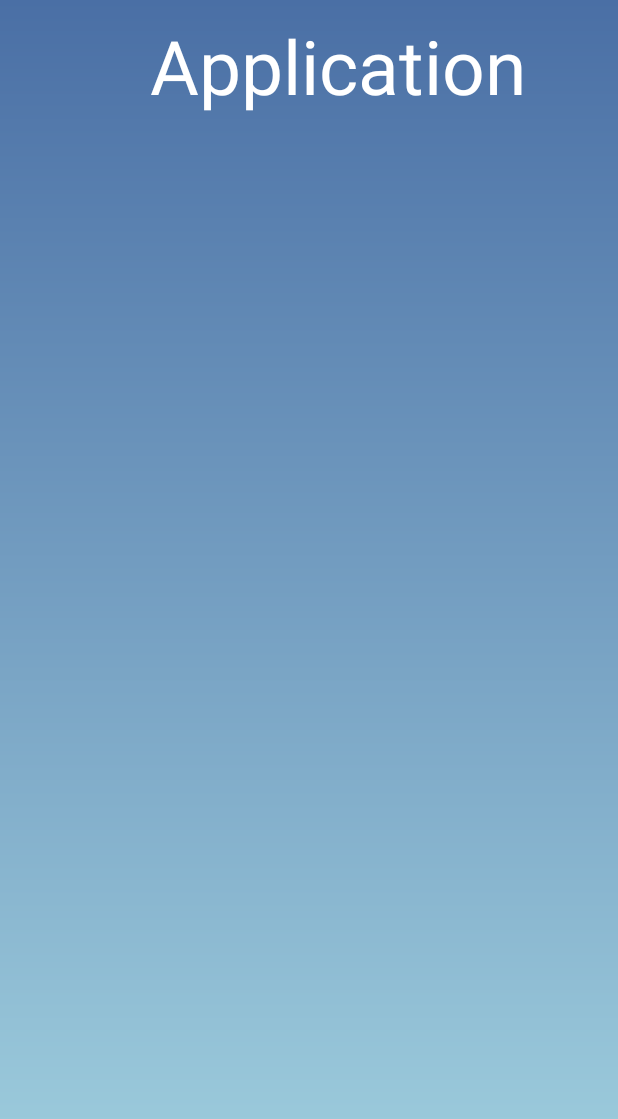
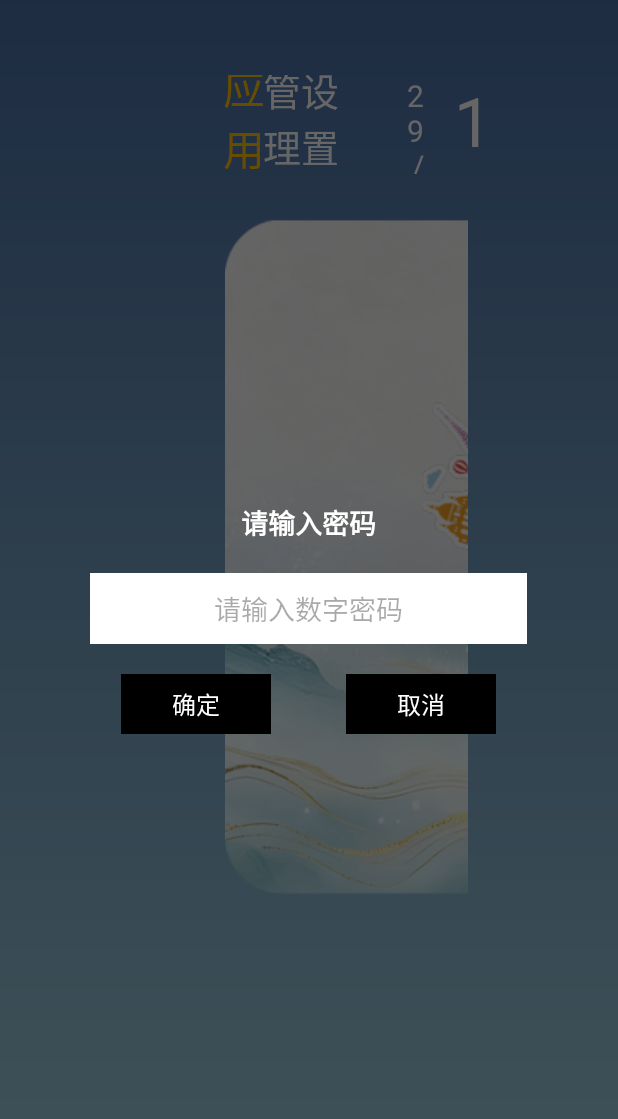
Before and after one commit to yangxin12138/Launcher_xueyuan, an Android app: the screen it shows after launch (ApplicationActivity before the commit, MainActivity after it), after a tap on an icon or button, on a phone screen of 412 x 824 dp. Shown: the top 1119 px of the screen. Run offline under Robolectric (Android 15) with nearby library versions, the phone set to English and light mode, and no system bars.

Commit message:
2025/12/29:初步添加我的应用的密码界面，固定密码

```diff
--- a/app/src/main/java/com/twd/launcherxueyuan/MainActivity.java
+++ b/app/src/main/java/com/twd/launcherxueyuan/MainActivity.java
@@ -3,14 +3,26 @@ package com.twd.launcherxueyuan;
 import android.annotation.SuppressLint;
 import android.content.ComponentName;
 import android.content.Intent;
+import android.content.SharedPreferences;
+import android.graphics.Color;
+import android.graphics.drawable.ColorDrawable;
 import android.os.Bundle;
 import android.os.Handler;
+import android.text.InputType;
+import android.text.TextUtils;
 import android.util.Log;
+import android.view.Gravity;
+import android.view.LayoutInflater;
 import android.view.View;
+import android.view.Window;
+import android.view.WindowManager;
+import android.widget.Button;
+import android.widget.EditText;
 import android.widget.ImageView;
 import android.widget.TextView;
 import android.widget.Toast;
 
+import androidx.appcompat.app.AlertDialog;
 import androidx.appcompat.app.AppCompatActivity;
 
 import com.twd.launcherxueyuan.utils.Utils;
@@ -33,7 +45,9 @@ public class MainActivity extends AppCompatActivity implements View.OnClickListe
     private TextView top_applications;
     private ImageView icon_youxue;
     private ImageView icon_ketang;
-
+    // 在MainActivity类中添加成员变量
+    private SharedPreferences sp;
+    private static final String PASSWORD_KEY = "password";
     @Override
     protected void onCreate(Bundle savedInstanceState) {
         super.onCreate(savedInstanceState);
@@ -50,12 +64,82 @@ public class MainActivity extends AppCompatActivity implements View.OnClickListe
         top_applications = findViewById(R.id.top_applications);
         icon_youxue = findViewById(R.id.im_youxue);
         icon_ketang = findViewById(R.id.im_ketang);
-
+        sp = getSharedPreferences("app_prefs", MODE_PRIVATE);
+        setPassword("314159");
         top_file.setOnFocusChangeListener(this::onFocusChange);top_file.setOnClickListener(this::onClick);
         top_setting.setOnFocusChangeListener(this::onFocusChange);top_setting.setOnClickListener(this::onClick);
-        top_applications.setOnFocusChangeListener(this::onFocusChange);top_applications.setOnClickListener(this::onClick);
+        top_applications.setOnFocusChangeListener(this::onFocusChange);
+        top_applications.setOnClickListener(v -> checkPasswordAndOpenApplications());
         icon_youxue.setOnFocusChangeListener(this::onFocusChange);icon_youxue.setOnClickListener(this::onClick);
         icon_ketang.setOnFocusChangeListener(this::onFocusChange);icon_ketang.setOnClickListener(this::onClick);
+    }
+
+    private void checkPasswordAndOpenApplications(){
+        String savedPassword = sp.getString(PASSWORD_KEY,null);
+        if (savedPassword == null){
+            openApplicationActivity();
+        }else {
+            showPasswordDialog(savedPassword);
+        }
+    }
+
+    private void openApplicationActivity() {
+        Intent intent = new Intent(MainActivity.this, ApplicationActivity.class);
+        intent.addFlags(Intent.FLAG_ACTIVITY_CLEAR_TOP | Intent.FLAG_ACTIVITY_SINGLE_TOP);
+        startActivity(intent);
+    }
+
+    private void showPasswordDialog(String savedPassword){
+        //创建对话框构建器
+        AlertDialog.Builder builder = new AlertDialog.Builder(this, R.style.CustomDialogTheme);
+        View dialogView = LayoutInflater.from(this).inflate(R.layout.dialog_password_input, null);
+        builder.setView(dialogView);
+
+        EditText etPassword = dialogView.findViewById(R.id.et_password);
+        TextView btnConfirm = dialogView.findViewById(R.id.btn_confirm); // 自定义确定按钮
+        TextView btnCancel = dialogView.findViewById(R.id.btn_cancel);   // 自定义取消按钮
+        // 4. 创建对话框并设置属性
+        AlertDialog dialog = builder.create();
+        dialog.setCancelable(true); // 允许返回键取消
+        dialog.setCanceledOnTouchOutside(false); // 不允许点击外部关闭
+
+        // 5. 绑定确定按钮点击事件
+        btnConfirm.setOnClickListener(v -> {
+            String inputPassword = etPassword.getText().toString().trim();
+            if (TextUtils.isEmpty(inputPassword)) {
+                Toast.makeText(MainActivity.this, "请输入密码", Toast.LENGTH_SHORT).show();
+                return;
+            }
+            if (inputPassword.equals(savedPassword)) {
+                // 密码正确，打开页面并关闭对话框
+                openApplicationActivity();
+                dialog.dismiss();
+            } else {
+                // 密码错误，提示并清空输入框
+                Toast.makeText(MainActivity.this, "密码错误，请重新输入", Toast.LENGTH_SHORT).show();
+                etPassword.setText(""); // 清空输入框
+            }
+        });
+
+        // 6. 绑定取消按钮点击事件
+        btnCancel.setOnClickListener(v -> dialog.dismiss()); // 关闭对话框
+
+        // 7. 显示对话框并调整样式
+        dialog.show();
+        Window window = dialog.getWindow();
+        if (window != null) {
+            WindowManager.LayoutParams params = window.getAttributes();
+            params.gravity = Gravity.CENTER;
+            window.setAttributes(params);
+            // 去除Dialog默认背景，显示自定义浅蓝色背景
+            window.setBackgroundDrawable(new ColorDrawable(Color.TRANSPARENT));
+        }
+    }
+
+    private void setPassword(String password) {
+        SharedPreferences.Editor editor = sp.edit();
+        editor.putString(PASSWORD_KEY, password);
+        editor.apply();
     }
     private Runnable updateTimeRunnable = new Runnable() {
         @Override
--- /dev/null
+++ b/app/src/main/res/drawable/button_color_selector.xml
@@ -0,0 +1,7 @@
+<?xml version="1.0" encoding="utf-8"?>
+<selector xmlns:android="http://schemas.android.com/apk/res/android">
+    <!-- 选中（有焦点）时的颜色 -->
+    <item android:drawable="@color/button_red" android:state_focused="true" />
+    <!-- 未选中（无焦点）时的颜色 -->
+    <item android:drawable="@color/black" />
+</selector>
--- /dev/null
+++ b/app/src/main/res/layout/dialog_password_input.xml
@@ -0,0 +1,62 @@
+<?xml version="1.0" encoding="utf-8"?>
+<LinearLayout xmlns:android="http://schemas.android.com/apk/res/android"
+    android:layout_width="wrap_content"
+    android:layout_height="wrap_content"
+    android:orientation="vertical"
+    android:padding="50dp">
+
+        <!-- 标题文本（居中） -->
+    <TextView
+        android:id="@+id/tv_dialog_title"
+        android:layout_width="match_parent"
+        android:layout_height="wrap_content"
+        android:text="请输入密码"
+        android:textColor="@color/white"
+        android:textSize="18sp"
+        android:textStyle="bold"
+        android:gravity="center"
+        android:layout_marginBottom="20dp"/>
+
+        <!-- 密码输入框（居中） -->
+    <EditText
+        android:id="@+id/et_password"
+        android:layout_width="match_parent"
+        android:layout_height="wrap_content"
+        android:hint="请输入数字密码"
+        android:inputType="number|textPassword"
+        android:gravity="center"
+        android:background="#FFFFFF"
+        android:padding="10dp"
+        android:maxLines="1"
+        android:layout_marginBottom="20dp"/>
+    <LinearLayout
+        android:layout_width="match_parent"
+        android:layout_height="wrap_content"
+        android:orientation="horizontal"
+        android:gravity="center">
+
+            <!-- 确定按钮 -->
+            <TextView
+                android:id="@+id/btn_confirm"
+                android:layout_width="100dp"
+                android:layout_height="40dp"
+                android:text="确定"
+                android:gravity="center"
+                android:background="@drawable/button_color_selector"
+                android:textColor="#FFFFFF"
+                android:textSize="16sp"/>
+
+            <!-- 取消按钮 -->
+            <TextView
+                android:id="@+id/btn_cancel"
+                android:layout_width="100dp"
+                android:layout_height="40dp"
+                android:text="取消"
+                android:gravity="center"
+                android:background="@drawable/button_color_selector"
+                android:layout_marginStart="50dp"
+                android:textColor="#FFFFFF"
+                android:textSize="16sp"/>
+
+        </LinearLayout>
+    </LinearLayout>
--- a/app/src/main/res/values/colors.xml
+++ b/app/src/main/res/values/colors.xml
@@ -4,4 +4,6 @@
     <color name="white">#FFFFFFFF</color>
     <color name="red">#FFC107</color>
     <color name="transparent_blue">#802f8dcd</color>
+    <color name="button_red">#FF2B2B</color>
+    <color name="button_blue">#00B6FD</color>
 </resources>
--- /dev/null
+++ b/app/src/main/res/values/style.xml
@@ -0,0 +1,11 @@
+<?xml version="1.0" encoding="utf-8"?>
+<resources>
+    <style name="CustomDialogTheme" parent="Theme.AppCompat.Light.Dialog.Alert">
+        <!-- 去除对话框默认背景 -->
+        <item name="android:windowBackground">@android:color/transparent</item>
+        <!-- 去除对话框标题栏（因为我们用了自定义标题） -->
+        <item name="windowNoTitle">true</item>
+        <!-- 对话框动画（可选） -->
+        <item name="android:windowAnimationStyle">@android:style/Animation.Dialog</item>
+    </style>
+</resources>
```
